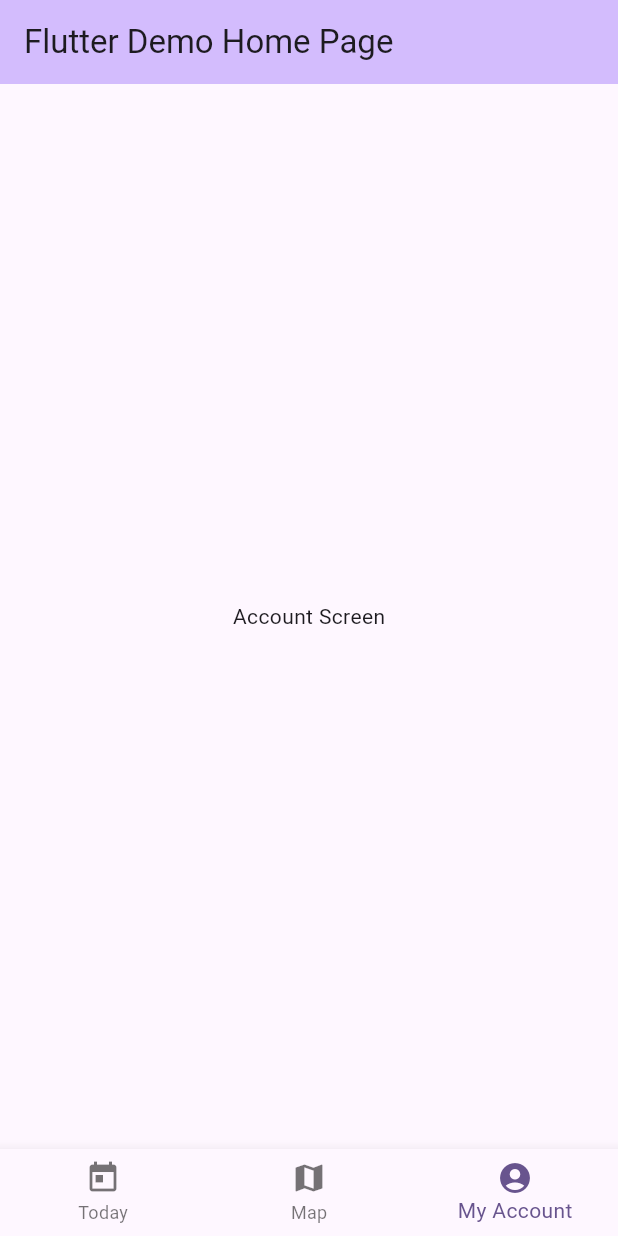
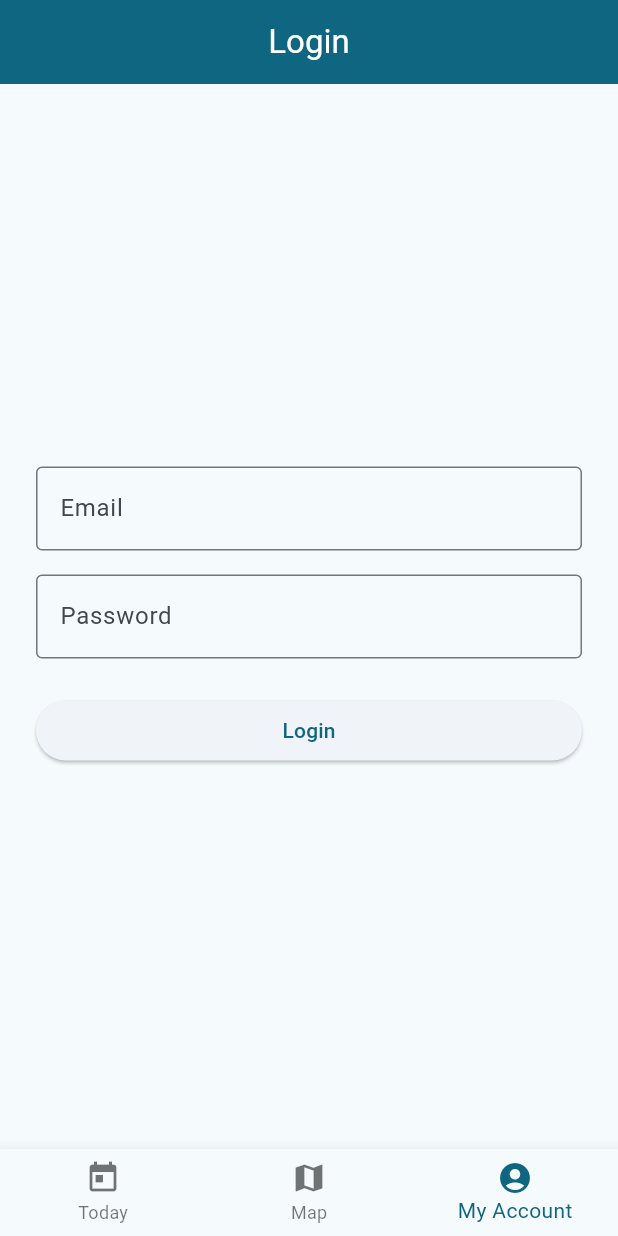
Before and after one commit to DnDnerd42/HackTM2025, a Flutter app: the screen it shows after launch, item 3 of the bottom bar chosen, on a phone screen of 412 x 824 dp. Run offline on Flutter 3.47's test engine with Material 3 defaults, Android fonts, the phone set to English and light mode, and no system bars; our stand-ins replace google_maps_flutter.

```diff
--- a/lib/main.dart
+++ b/lib/main.dart
@@ -30,7 +30,7 @@ class MyApp extends StatelessWidget {
         //
         // This works for code too, not just values: Most code changes can be
         // tested with just a hot reload.
-        colorScheme: ColorScheme.fromSeed(seedColor: Colors.deepPurple),
+        colorScheme: ColorScheme.fromSeed(seedColor: const Color.fromARGB(255, 117, 208, 245)),
       ),
       home: const MyHomePage(title: 'Flutter Demo Home Page'),
     );
@@ -73,10 +73,7 @@ class _MyHomePageState extends State<MyHomePage> {
   @override
   Widget build(BuildContext context) {
     return Scaffold(
-      appBar: AppBar(
-        backgroundColor: Theme.of(context).colorScheme.inversePrimary,
-        title: Text(widget.title),
-      ),
+      // Remove the AppBar so nothing appears at the top
       body: _widgetOptions[_selectedIndex],
       bottomNavigationBar: BottomNavigationBar(
         items: const <BottomNavigationBarItem>[
--- a/lib/screens/myaccount.dart
+++ b/lib/screens/myaccount.dart
@@ -1,12 +1,78 @@
 import 'package:flutter/material.dart';
 
-class AccountScreen extends StatelessWidget {
+class AccountScreen extends StatefulWidget {
   const AccountScreen({super.key});
+
+  @override
+  State<AccountScreen> createState() => _AccountScreenState();
+}
+
+class _AccountScreenState extends State<AccountScreen> {
+  final _formKey = GlobalKey<FormState>();
+  final TextEditingController _emailController = TextEditingController();
+  final TextEditingController _passwordController = TextEditingController();
+
+  void _login() {
+    if (_formKey.currentState!.validate()) {
+      // Here you would send data to your database or authentication service
+      // For now, just print to console
+      print('Email: ${_emailController.text}');
+      print('Password: ${_passwordController.text}');
+      // TODO: Integrate with backend/database
+    }
+  }
+
   @override
   Widget build(BuildContext context) {
     return Scaffold(
+      appBar: AppBar(
+        title: const Text('Login'),
+        centerTitle: true,
+        backgroundColor: Theme.of(context).colorScheme.primary,
+        foregroundColor: Colors.white,
+        elevation: 2,
+      ),
       body: Center(
-        child: Text('Account Screen'),
+        child: SingleChildScrollView(
+          padding: const EdgeInsets.all(24),
+          child: Form(
+            key: _formKey,
+            child: Column(
+              mainAxisSize: MainAxisSize.min,
+              children: [
+                TextFormField(
+                  controller: _emailController,
+                  decoration: const InputDecoration(
+                    labelText: 'Email',
+                    border: OutlineInputBorder(),
+                  ),
+                  keyboardType: TextInputType.emailAddress,
+                  validator: (value) =>
+                      value == null || value.isEmpty ? 'Please enter your email' : null,
+                ),
+                const SizedBox(height: 16),
+                TextFormField(
+                  controller: _passwordController,
+                  decoration: const InputDecoration(
+                    labelText: 'Password',
+                    border: OutlineInputBorder(),
+                  ),
+                  obscureText: true,
+                  validator: (value) =>
+                      value == null || value.isEmpty ? 'Please enter your password' : null,
+                ),
+                const SizedBox(height: 24),
+                SizedBox(
+                  width: double.infinity,
+                  child: ElevatedButton(
+                    onPressed: _login,
+                    child: const Text('Login'),
+                  ),
+                ),
+              ],
+            ),
+          ),
+        ),
       ),
     );
   }
--- a/pubspec.yaml
+++ b/pubspec.yaml
@@ -30,6 +30,10 @@ environment:
 dependencies:
   flutter:
     sdk: flutter
+  google_maps_flutter: ^2.6.0
+
+dependency_overrides:
+  google_maps_flutter_web: ^0.5.6
 
   # The following adds the Cupertino Icons font to your application.
   # Use with the CupertinoIcons class for iOS style icons.
```
Also changed, not shown: lib/screens/mapscreen.dart (+58 -3 lines), lib/screens/today.dart (+33 -2 lines), flutter_01.png (added), pubspec.lock, 15 other files.
